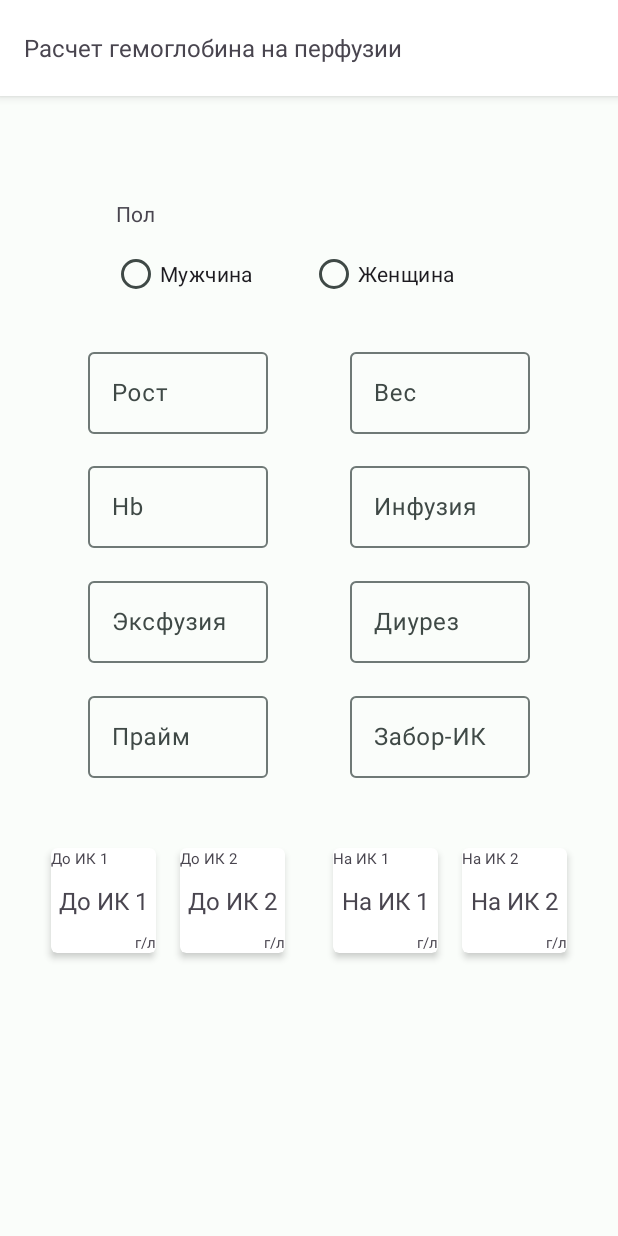
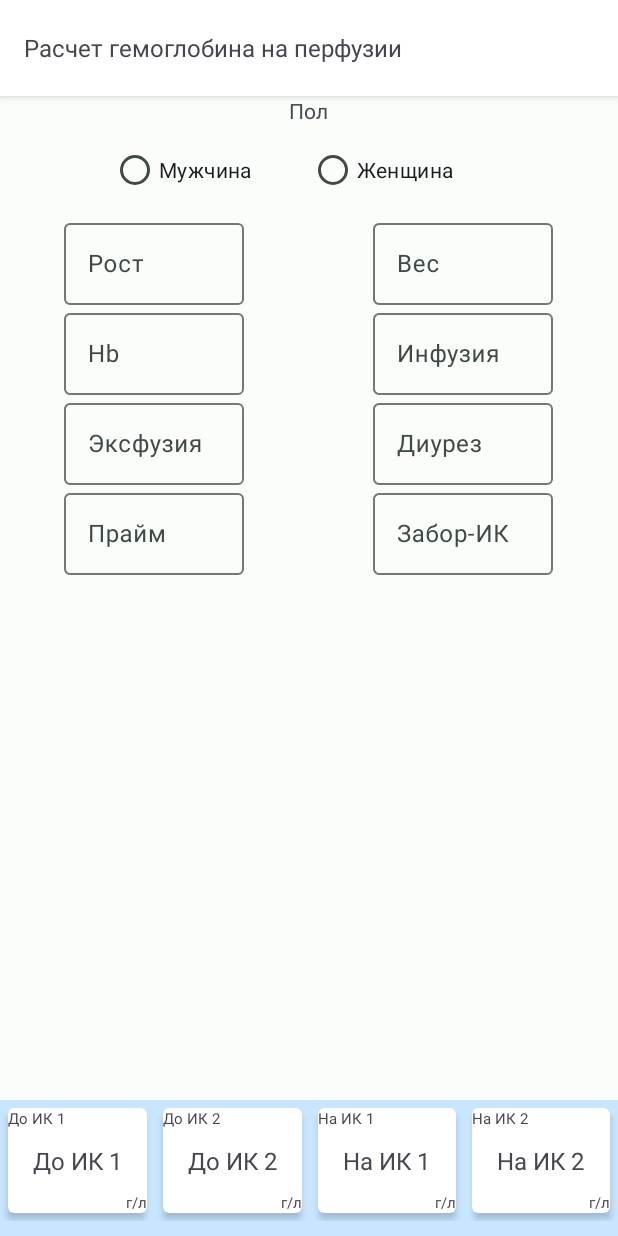
Before and after one commit to drwho174/Calc1, an Android app: the screen it shows after launch (MainActivity), after a tap on "Расчет гемоглобина на перфузии", on a phone screen of 412 x 824 dp. Run offline under Robolectric (Android 15) with nearby library versions, the phone set to English and light mode, and no system bars.

Commit message:
Bug fixies Adding shadow to bottom sheet in fragment_euroscore.xml Also adding margin in fragment_euroscore.xml by adding additional empty view Same color status bar and appbar added

```diff
--- a/app/src/main/AndroidManifest.xml
+++ b/app/src/main/AndroidManifest.xml
@@ -24,6 +24,7 @@
                 <category android:name="android.intent.category.LAUNCHER" />
             </intent-filter>
         </activity>
+
     </application>
 
 </manifest>
--- a/app/src/main/java/com/drwho174/calc1/HbPerfusion.kt
+++ b/app/src/main/java/com/drwho174/calc1/HbPerfusion.kt
@@ -3,20 +3,21 @@ package com.drwho174.calc1
 import android.os.Bundle
 import android.text.Editable
 import android.text.TextWatcher
-import android.view.LayoutInflater
-import android.view.View
-import android.view.ViewGroup
+import android.view.*
 import android.widget.EditText
 import android.widget.RadioGroup
 import android.widget.TextView
 import androidx.fragment.app.Fragment
+import com.google.android.material.bottomsheet.BottomSheetBehavior
 import kotlin.math.pow
 
 class HbPerfusion : Fragment() {
     override fun onCreateView(
         inflater: LayoutInflater, container: ViewGroup?,
         savedInstanceState: Bundle?
-    ): View? {return inflater.inflate(R.layout.fragment_hb_perf, container, false)
+    ): View? {
+
+        return inflater.inflate(R.layout.fragment_hb_perf, container, false)
     }
 
     override fun onViewCreated(view: View, savedInstanceState: Bundle?) {
@@ -30,6 +31,9 @@ class HbPerfusion : Fragment() {
         val primevol: EditText = view.findViewById(R.id.primeVol)
         val cpbexf: EditText = view.findViewById(R.id.cpbExfusionVol)
         val sex: RadioGroup = view.findViewById(R.id.SexRadioGroup)
+
+        val hbPerfSheet = BottomSheetBehavior.from(view.findViewById(R.id.bottom_sheet_hb_result))
+        hbPerfSheet.state = BottomSheetBehavior.STATE_EXPANDED
 
         fun cbvfirst(): Double {
             val height1 = height.text.toString()
@@ -56,7 +60,7 @@ class HbPerfusion : Fragment() {
 
             val circulatiobloodvol = when (sex.checkedRadioButtonId) {
                 R.id.maleRadioButton -> (367 * (heightD / 100).pow(3) + 32.2 * weightD + 604) / 1000
-                R.id.femaleRadioButton -> (356 * (heightD / 100).pow(3) + 33.1 * weightD - 183) / 1000
+                R.id.femaleRadioButton -> (356 * (heightD / 100).pow(3) + 33.1 * weightD + 183) / 1000
 
                 else -> { 0.0
                 }
@@ -197,6 +201,4 @@ class HbPerfusion : Fragment() {
         primevol.addTextChangedListener(generalTextWatcher)
         cpbexf.addTextChangedListener(generalTextWatcher)
     }
-
-
 }
--- /dev/null
+++ b/app/src/main/res/drawable/shadow_bottom_app_bar.xml
@@ -0,0 +1,6 @@
+<shape xmlns:android="http://schemas.android.com/apk/res/android">
+    <gradient
+        android:angle="90"
+        android:endColor="@android:color/transparent"
+        android:startColor="#64000000"/>
+</shape>
--- a/app/src/main/res/layout/fragment_hb_perf.xml
+++ b/app/src/main/res/layout/fragment_hb_perf.xml
@@ -1,10 +1,13 @@
 <?xml version="1.0" encoding="utf-8"?>
-<androidx.constraintlayout.widget.ConstraintLayout xmlns:android="http://schemas.android.com/apk/res/android"
+<LinearLayout
+    xmlns:android="http://schemas.android.com/apk/res/android"
     xmlns:app="http://schemas.android.com/apk/res-auto"
     xmlns:tools="http://schemas.android.com/tools"
+    android:layout_height="match_parent"
     android:layout_width="match_parent"
-    android:layout_height="match_parent"
-    tools:context=".HbPerfusion">
+    android:orientation="vertical"
+    tools:context=".HbPerfusion"
+    android:windowSoftInputMode="adjustResize">
 
     <Toolbar
         android:id="@+id/hb_perf_toolbar"
@@ -15,18 +18,28 @@
         android:subtitle="@string/name_HbPerfButton"
         android:theme="@style/ThemeOverlay.AppCompat.ActionBar"
         app:popupTheme="@style/ThemeOverlay.AppCompat.Dark.ActionBar" />
-
+<ScrollView
+    android:layout_width="match_parent"
+    android:layout_height="wrap_content"
+    android:layout_weight="1"
+    >
+<LinearLayout
+    android:layout_width="match_parent"
+    android:layout_height="wrap_content"
+    android:orientation="vertical"
+    >
     <TextView
         android:id="@+id/sexTextView"
         android:layout_width="wrap_content"
         android:layout_height="wrap_content"
-        android:layout_marginEnd="232dp"
+        android:layout_gravity="center"
         android:text="@string/Sex"
         app:layout_constraintBottom_toBottomOf="parent"
         app:layout_constraintEnd_toEndOf="parent"
         app:layout_constraintStart_toStartOf="parent"
         app:layout_constraintTop_toTopOf="parent"
-        app:layout_constraintVertical_bias="0.165" />
+        app:layout_constraintVertical_bias="0.165"
+        />
 
     <RadioGroup
         android:id="@+id/SexRadioGroup"
@@ -37,7 +50,8 @@
         app:layout_constraintEnd_toEndOf="parent"
         app:layout_constraintStart_toStartOf="parent"
         app:layout_constraintTop_toTopOf="parent"
-        app:layout_constraintVertical_bias="0.2">
+        app:layout_constraintVertical_bias="0.2"
+        android:layout_gravity="center">
 
         <RadioButton
             android:id="@+id/maleRadioButton"
@@ -53,14 +67,26 @@
             android:layout_weight="2"
             android:text="@string/Female" />
     </RadioGroup>
+    <LinearLayout
+        android:layout_width="match_parent"
+        android:layout_height="wrap_content"
+        android:orientation = "horizontal"
 
+        >
+<LinearLayout
+    android:layout_width="wrap_content"
+    android:layout_height="wrap_content"
+    android:orientation="vertical"
+    android:layout_weight="1"
+    android:gravity="center"
+    >
     <com.google.android.material.textfield.TextInputLayout
         android:id="@+id/HeightLayout"
         android:layout_width="120dp"
         android:layout_height="60dp"
         android:hint="@string/name_Height"
-        app:layout_constraintBottom_toBottomOf="parent"
-        app:layout_constraintEnd_toEndOf="parent"
+
+        app:layout_constraintEnd_toStartOf="@id/WeightLayout"
         app:layout_constraintHorizontal_bias="0.2"
         app:layout_constraintStart_toStartOf="parent"
         app:layout_constraintTop_toTopOf="parent"
@@ -72,13 +98,76 @@
             android:layout_height="wrap_content"
             android:inputType="number" />
     </com.google.android.material.textfield.TextInputLayout>
+    <com.google.android.material.textfield.TextInputLayout
+        android:id="@+id/HbInitialLayout"
+        android:layout_width="120dp"
+        android:layout_height="60dp"
+        android:hint="@string/HbInitial"
+        app:layout_constraintBottom_toBottomOf="parent"
+        app:layout_constraintEnd_toEndOf="parent"
+        app:layout_constraintHorizontal_bias="0.2"
+        app:layout_constraintStart_toStartOf="parent"
+        app:layout_constraintTop_toBottomOf="@id/HeightLayout"
+        app:layout_constraintVertical_bias="0.4">
+
+        <com.google.android.material.textfield.TextInputEditText
+            android:id="@+id/hbInitial"
+            android:layout_width="match_parent"
+            android:layout_height="wrap_content"
+            android:inputType="number" />
+    </com.google.android.material.textfield.TextInputLayout>
+    <com.google.android.material.textfield.TextInputLayout
+        android:id="@+id/ExfusionVolLayout"
+        android:layout_width="120dp"
+        android:layout_height="60dp"
+        android:hint="@string/ExfusionVol"
+        app:layout_constraintBottom_toBottomOf="parent"
+        app:layout_constraintEnd_toEndOf="parent"
+        app:layout_constraintHorizontal_bias="0.2"
+        app:layout_constraintStart_toStartOf="parent"
+        app:layout_constraintTop_toBottomOf="parent"
+        app:layout_constraintVertical_bias="0.5">
+
+        <com.google.android.material.textfield.TextInputEditText
+            android:id="@+id/exfusionVol"
+            android:layout_width="match_parent"
+            android:layout_height="wrap_content"
+            android:inputType="number" />
+    </com.google.android.material.textfield.TextInputLayout>
+    <com.google.android.material.textfield.TextInputLayout
+        android:id="@+id/PrimeVolLayout"
+        android:layout_width="120dp"
+        android:layout_height="60dp"
+        android:hint="@string/PrimeVol"
+        app:layout_constraintBottom_toBottomOf="parent"
+        app:layout_constraintEnd_toEndOf="parent"
+        app:layout_constraintHorizontal_bias="0.2"
+        app:layout_constraintStart_toStartOf="parent"
+        app:layout_constraintTop_toTopOf="parent"
+        app:layout_constraintVertical_bias="0.6">
+
+        <com.google.android.material.textfield.TextInputEditText
+            android:id="@+id/primeVol"
+            android:layout_width="match_parent"
+            android:layout_height="wrap_content"
+            android:inputType="number" />
+    </com.google.android.material.textfield.TextInputLayout>
+</LinearLayout>
+
+
+<LinearLayout
+    android:layout_width="wrap_content"
+    android:layout_height="wrap_content"
+    android:orientation="vertical"
+    android:layout_weight="1"
+    android:gravity="center">
 
     <com.google.android.material.textfield.TextInputLayout
         android:id="@+id/WeightLayout"
         android:layout_width="120dp"
         android:layout_height="60dp"
         android:hint="@string/name_Weight"
-        app:layout_constraintBottom_toBottomOf="parent"
+
         app:layout_constraintEnd_toEndOf="parent"
         app:layout_constraintHorizontal_bias="0.8"
         app:layout_constraintStart_toStartOf="parent"
@@ -92,24 +181,7 @@
             android:inputType="number" />
     </com.google.android.material.textfield.TextInputLayout>
 
-    <com.google.android.material.textfield.TextInputLayout
-        android:id="@+id/HbInitialLayout"
-        android:layout_width="120dp"
-        android:layout_height="60dp"
-        android:hint="@string/HbInitial"
-        app:layout_constraintBottom_toBottomOf="parent"
-        app:layout_constraintEnd_toEndOf="parent"
-        app:layout_constraintHorizontal_bias="0.2"
-        app:layout_constraintStart_toStartOf="parent"
-        app:layout_constraintTop_toTopOf="parent"
-        app:layout_constraintVertical_bias="0.4">
 
-        <com.google.android.material.textfield.TextInputEditText
-            android:id="@+id/hbInitial"
-            android:layout_width="match_parent"
-            android:layout_height="wrap_content"
-            android:inputType="number" />
-    </com.google.android.material.textfield.TextInputLayout>
 
     <com.google.android.material.textfield.TextInputLayout
         android:id="@+id/InfusionVolLayout"
@@ -120,7 +192,7 @@
         app:layout_constraintEnd_toEndOf="parent"
         app:layout_constraintHorizontal_bias="0.8"
         app:layout_constraintStart_toStartOf="parent"
-        app:layout_constraintTop_toTopOf="parent"
+        app:layout_constraintTop_toBottomOf="@id/WeightLayout"
         app:layout_constraintVertical_bias="0.4">
 
         <com.google.android.material.textfield.TextInputEditText
@@ -130,24 +202,7 @@
             android:inputType="number" />
     </com.google.android.material.textfield.TextInputLayout>
 
-    <com.google.android.material.textfield.TextInputLayout
-        android:id="@+id/ExfusionVolLayout"
-        android:layout_width="120dp"
-        android:layout_height="60dp"
-        android:hint="@string/ExfusionVol"
-        app:layout_constraintBottom_toBottomOf="parent"
-        app:layout_constraintEnd_toEndOf="parent"
-        app:layout_constraintHorizontal_bias="0.2"
-        app:layout_constraintStart_toStartOf="parent"
-        app:layout_constraintTop_toTopOf="parent"
-        app:layout_constraintVertical_bias="0.5">
 
-        <com.google.android.material.textfield.TextInputEditText
-            android:id="@+id/exfusionVol"
-            android:layout_width="match_parent"
-            android:layout_height="wrap_content"
-            android:inputType="number" />
-    </com.google.android.material.textfield.TextInputLayout>
 
     <com.google.android.material.textfield.TextInputLayout
         android:id="@+id/DiuresisLayout"
@@ -168,24 +223,7 @@
             android:inputType="number" />
     </com.google.android.material.textfield.TextInputLayout>
 
-    <com.google.android.material.textfield.TextInputLayout
-        android:id="@+id/PrimeVolLayout"
-        android:layout_width="120dp"
-        android:layout_height="60dp"
-        android:hint="@string/PrimeVol"
-        app:layout_constraintBottom_toBottomOf="parent"
-        app:layout_constraintEnd_toEndOf="parent"
-        app:layout_constraintHorizontal_bias="0.2"
-        app:layout_constraintStart_toStartOf="parent"
-        app:layout_constraintTop_toTopOf="parent"
-        app:layout_constraintVertical_bias="0.6">
 
-        <com.google.android.material.textfield.TextInputEditText
-            android:id="@+id/primeVol"
-            android:layout_width="match_parent"
-            android:layout_height="wrap_content"
-            android:inputType="number" />
-    </com.google.android.material.textfield.TextInputLayout>
 
     <com.google.android.material.textfield.TextInputLayout
         android:id="@+id/CPBExfusionVolLayout"
@@ -205,14 +243,36 @@
             android:layout_height="wrap_content"
             android:inputType="number" />
     </com.google.android.material.textfield.TextInputLayout>
+</LinearLayout>
+
+</LinearLayout>
+</LinearLayout>
+</ScrollView>
+    <androidx.coordinatorlayout.widget.CoordinatorLayout
+        android:layout_width="match_parent"
+        android:layout_height="wrap_content"
+        >
+
+        <LinearLayout
+            android:id="@+id/bottom_sheet_hb_result"
+            android:layout_width="match_parent"
+            android:layout_height="match_parent"
+            android:background="?attr/colorTertiaryContainer"
+            android:orientation="horizontal"
+            android:paddingBottom="10dp"
+            app:behavior_draggable="false"
+            app:behavior_hideable="false"
+            app:layout_behavior="com.google.android.material.bottomsheet.BottomSheetBehavior">
 
             <androidx.cardview.widget.CardView
                 android:id="@+id/beforecpb1Card"
-        android:layout_width="70dp"
+                android:layout_width="wrap_content"
                 android:layout_height="70dp"
                 android:foregroundGravity="bottom"
+                android:layout_margin="5dp"
                 app:cardCornerRadius="4dp"
                 app:cardElevation="3dp"
+                android:layout_weight="1"
                 app:layout_constraintBottom_toBottomOf="parent"
                 app:layout_constraintEnd_toEndOf="parent"
                 app:layout_constraintHorizontal_bias="0.1"
@@ -246,10 +306,12 @@
 
             <androidx.cardview.widget.CardView
                 android:id="@+id/beforecpb2Card"
-        android:layout_width="70dp"
+                android:layout_width="wrap_content"
                 android:layout_height="70dp"
+                android:layout_margin="5dp"
                 app:cardCornerRadius="4dp"
                 app:cardElevation="3dp"
+                android:layout_weight="1"
                 app:layout_constraintBottom_toBottomOf="parent"
                 app:layout_constraintEnd_toEndOf="parent"
                 app:layout_constraintHorizontal_bias="0.35"
@@ -262,7 +324,7 @@
                     android:layout_width="wrap_content"
                     android:layout_height="wrap_content"
                     android:text="@string/hbbp2"
-            android:textSize="10sp"/>
+                    android:textSize="10sp" />
 
                 <TextView
                     android:id="@+id/beforecpb2d"
@@ -270,7 +332,7 @@
                     android:layout_height="wrap_content"
                     android:layout_gravity="center"
                     android:text="@string/hbbp2"
-            android:textSize="16sp"/>
+                    android:textSize="16sp" />
 
                 <TextView
                     android:id="@+id/gpl2"
@@ -278,15 +340,17 @@
                     android:layout_height="wrap_content"
                     android:layout_gravity="bottom|right"
                     android:text="@string/gpl"
-            android:textSize="10sp"/>
+                    android:textSize="10sp" />
             </androidx.cardview.widget.CardView>
 
             <androidx.cardview.widget.CardView
                 android:id="@+id/aftercpb1Card"
-        android:layout_width="70dp"
+                android:layout_width="wrap_content"
                 android:layout_height="70dp"
                 app:cardCornerRadius="4dp"
                 app:cardElevation="3dp"
+                android:layout_margin="5dp"
+                android:layout_weight="1"
                 app:layout_constraintBottom_toBottomOf="parent"
                 app:layout_constraintEnd_toEndOf="parent"
                 app:layout_constraintHorizontal_bias="0.65"
@@ -300,7 +364,7 @@
                     android:layout_width="wrap_content"
                     android:layout_height="wrap_content"
                     android:text="@string/hbap1"
-            android:textSize="10sp"/>
+                    android:textSize="10sp" />
 
                 <TextView
                     android:id="@+id/aftercpb1d"
@@ -308,7 +372,7 @@
                     android:layout_height="wrap_content"
                     android:layout_gravity="center"
                     android:text="@string/hbap1"
-            android:textSize="16sp"/>
+                    android:textSize="16sp" />
 
                 <TextView
                     android:id="@+id/gpl3"
@@ -316,13 +380,15 @@
                     android:layout_height="wrap_content"
                     android:layout_gravity="bottom|right"
                     android:text="@string/gpl"
-            android:textSize="10sp"/>
+                    android:textSize="10sp" />
             </androidx.cardview.widget.CardView>
 
             <androidx.cardview.widget.CardView
                 android:id="@+id/aftercpb2Card"
-        android:layout_width="70dp"
+                android:layout_width="wrap_content"
                 android:layout_height="70dp"
+                android:layout_margin="5dp"
+                android:layout_weight="1"
                 app:cardCornerRadius="4dp"
                 app:cardElevation="3dp"
                 app:layout_constraintBottom_toBottomOf="parent"
@@ -337,7 +403,7 @@
                     android:layout_width="wrap_content"
                     android:layout_height="wrap_content"
                     android:text="@string/hbap2"
-            android:textSize="10sp"/>
+                    android:textSize="10sp" />
 
                 <TextView
                     android:id="@+id/aftercpb2d"
@@ -345,7 +411,7 @@
                     android:layout_height="wrap_content"
                     android:layout_gravity="center"
                     android:text="@string/hbap2"
-            android:textSize="16sp"/>
+                    android:textSize="16sp" />
 
                 <TextView
                     android:id="@+id/gpl4"
@@ -353,7 +419,8 @@
                     android:layout_height="wrap_content"
                     android:layout_gravity="bottom|right"
                     android:text="@string/gpl"
-            android:textSize="10sp"/>
+                    android:textSize="10sp" />
             </androidx.cardview.widget.CardView>
-
-</androidx.constraintlayout.widget.ConstraintLayout>
+        </LinearLayout>
+    </androidx.coordinatorlayout.widget.CoordinatorLayout>
+</LinearLayout>
--- a/app/src/main/res/layout/fragmentdialog_ckd.xml
+++ b/app/src/main/res/layout/fragmentdialog_ckd.xml
@@ -53,7 +53,8 @@
         <com.google.android.material.textfield.TextInputEditText
             android:id="@+id/ageField"
             android:layout_width="match_parent"
-            android:layout_height="match_parent" />
+            android:layout_height="match_parent"
+            android:inputType="number"/>
     </com.google.android.material.textfield.TextInputLayout>
 
     <com.google.android.material.textfield.TextInputLayout
@@ -72,7 +73,8 @@
         <com.google.android.material.textfield.TextInputEditText
             android:id="@+id/creatinineField"
             android:layout_width="match_parent"
-            android:layout_height="wrap_content" />
+            android:layout_height="wrap_content"
+            android:inputType="number"/>
 
     </com.google.android.material.textfield.TextInputLayout>
 <CheckBox
--- a/app/src/main/res/values-night/themes.xml
+++ b/app/src/main/res/values-night/themes.xml
@@ -1,6 +1,8 @@
 
 <resources>
     <style name="AppTheme" parent="Theme.Material3.Dark.NoActionBar">
+        <item name="android:statusBarColor">?attr/colorOnSecondary</item>
+        <item name="android:windowLightStatusBar">false</item>
         <item name="colorPrimary">@color/md_theme_dark_primary</item>
         <item name="colorOnPrimary">@color/md_theme_dark_onPrimary</item>
         <item name="colorPrimaryContainer">@color/md_theme_dark_primaryContainer</item>
--- a/app/src/main/res/values/themes.xml
+++ b/app/src/main/res/values/themes.xml
@@ -1,6 +1,8 @@
 
 <resources>
     <style name="AppTheme" parent="Theme.Material3.Light.NoActionBar">
+        <item name="android:statusBarColor">?attr/colorOnSecondary</item>
+        <item name="android:windowLightStatusBar">true</item>
         <item name="colorPrimary">@color/md_theme_light_primary</item>
         <item name="colorOnPrimary">@color/md_theme_light_onPrimary</item>
         <item name="colorPrimaryContainer">@color/md_theme_dark_onPrimaryContainer</item>
```
Also changed, not shown: app/src/main/java/com/drwho174/calc1/CKD.kt (+6 -18 lines), app/src/main/res/layout/fragment_ckd.xml (+81 -32 lines), app/src/main/res/layout/fragment_euroscore.xml (+41 -29 lines). Lines whose indentation alone changed are shown as unchanged.
